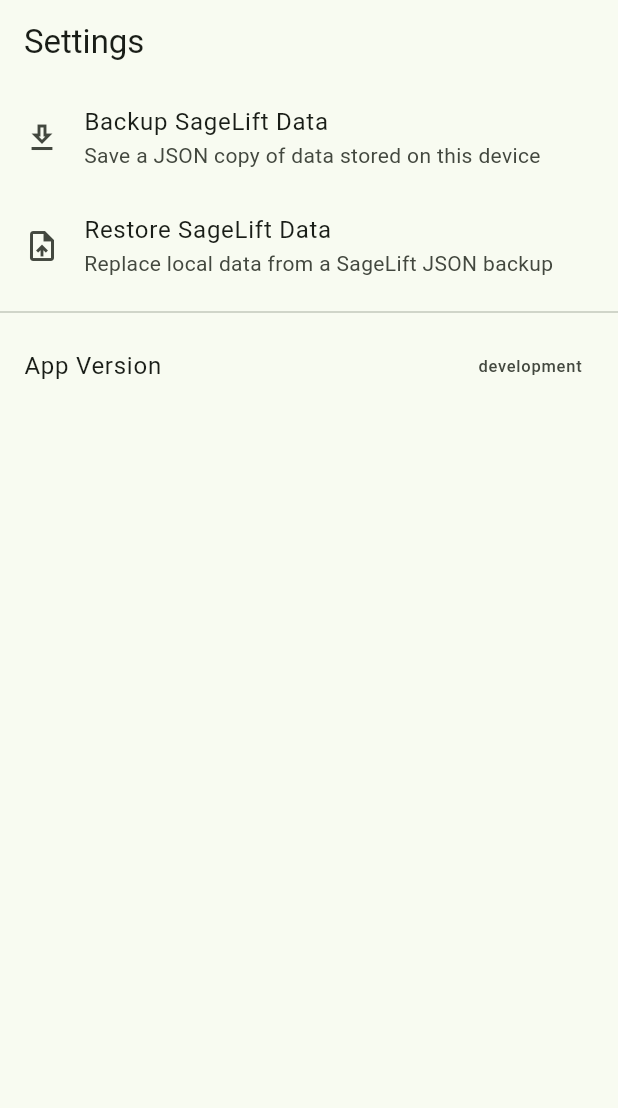
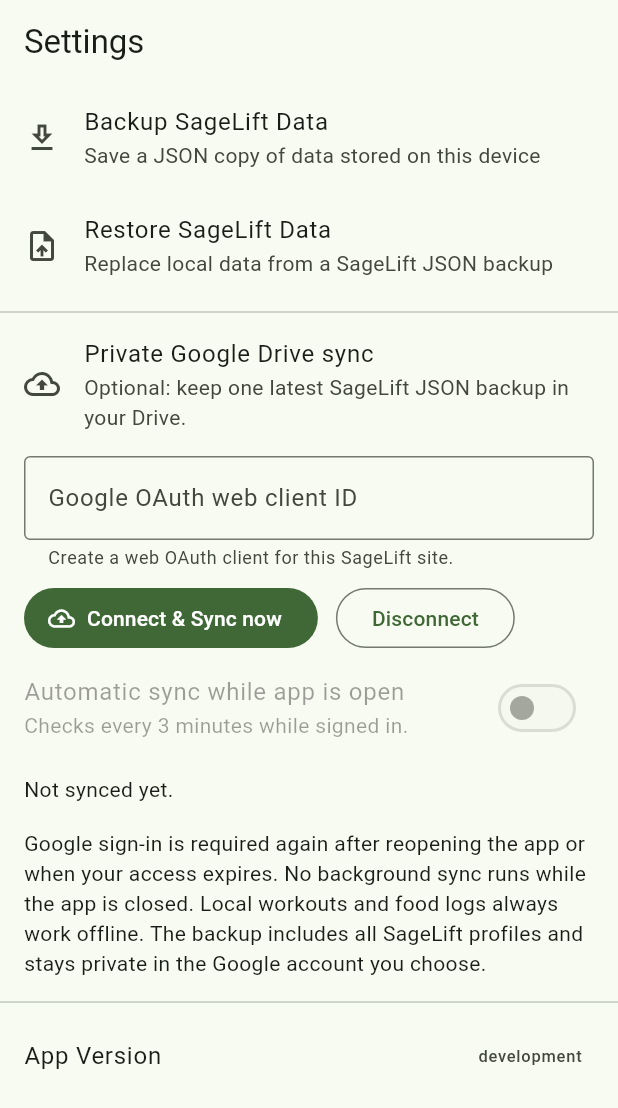
Before and after one commit to 22tranjason/SageLift, a Flutter app: the SettingsScreen screen opened by its route, on a phone screen of 412 x 824 dp. Shown: the top 1108 px of the screen. Run offline on Flutter 3.47's test engine with Material 3 defaults, Android fonts, the phone set to English and light mode, and no system bars; our stand-ins replace flutter_riverpod, go_router, hive_flutter; missing offline and left inert: dart:html, dart:js, dart:js_util; accounts and stored records are empty.

Commit message:
feat(drive): add opt-in sync controls and status to Settings

```diff
--- a/lib/features/settings/presentation/screens/settings_screen.dart
+++ b/lib/features/settings/presentation/screens/settings_screen.dart
@@ -2,16 +2,64 @@
 import 'package:flutter_riverpod/flutter_riverpod.dart';
 
 import '../../../../core/platform/deployment_version_source.dart';
+import '../../data/services/google_drive_sync_service.dart';
 import '../providers/backup_restore_controller.dart';
 import '../providers/deployment_update_controller.dart';
 
-/// Offers offline backup, restore, and app build information.
-class SettingsScreen extends ConsumerWidget {
+/// Offline backups plus optional private Google Drive sync.
+class SettingsScreen extends ConsumerStatefulWidget {
   /// Creates the Settings screen.
   const SettingsScreen({super.key});
 
   @override
-  Widget build(BuildContext context, WidgetRef ref) {
+  ConsumerState<SettingsScreen> createState() => _SettingsScreenState();
+}
+
+class _SettingsScreenState extends ConsumerState<SettingsScreen> {
+  final TextEditingController _clientId = TextEditingController();
+  bool _driveLoading = true;
+  bool _driveBusy = false;
+  bool _driveAutoSync = false;
+  DateTime? _lastSyncedAt;
+  String? _driveMessage;
+
+  @override
+  void initState() {
+    super.initState();
+    _loadDriveSettings();
+  }
+
+  @override
+  void dispose() {
+    _clientId.dispose();
+    super.dispose();
+  }
+
+  Future<void> _loadDriveSettings() async {
+    try {
+      final GoogleDriveSyncService service =
+          ref.read(googleDriveSyncServiceProvider);
+      final String? id = await service.clientId;
+      final bool enabled = await service.autoSyncEnabled;
+      final DateTime? last = await service.lastSyncedAt;
+      if (!mounted) return;
+      setState(() {
+        _clientId.text = id ?? '';
+        _driveAutoSync = enabled;
+        _lastSyncedAt = last;
+        _driveLoading = false;
+      });
+    } catch (_) {
+      if (!mounted) return;
+      setState(() {
+        _driveLoading = false;
+        _driveMessage = 'Could not read local Drive sync settings.';
+      });
+    }
+  }
+
+  @override
+  Widget build(BuildContext context) {
     final String buildId = ref.watch(
       deploymentVersionSourceProvider.select(
         (DeploymentVersionSource source) => source.currentBuildId,
@@ -26,14 +74,83 @@
             subtitle:
                 const Text('Save a JSON copy of data stored on this device'),
             leading: const Icon(Icons.download_outlined),
-            onTap: () => _backup(context, ref),
+            onTap: () => _backup(context),
           ),
           ListTile(
             title: const Text('Restore SageLift Data'),
             subtitle:
                 const Text('Replace local data from a SageLift JSON backup'),
             leading: const Icon(Icons.upload_file_outlined),
-            onTap: () => _restore(context, ref),
+            onTap: () => _restore(context),
+          ),
+          const Divider(),
+          const ListTile(
+            leading: Icon(Icons.cloud_upload_outlined),
+            title: Text('Private Google Drive sync'),
+            subtitle: Text(
+              'Optional: keep one latest SageLift JSON backup in your Drive.',
+            ),
+          ),
+          Padding(
+            padding: const EdgeInsets.symmetric(horizontal: 16, vertical: 8),
+            child: TextField(
+              controller: _clientId,
+              enabled: !_driveLoading && !_driveBusy,
+              autocorrect: false,
+              enableSuggestions: false,
+              decoration: const InputDecoration(
+                labelText: 'Google OAuth web client ID',
+                hintText: '123456-abc.apps.googleusercontent.com',
+                border: OutlineInputBorder(),
+                helperText: 'Create a web OAuth client for this SageLift site.',
+              ),
+            ),
+          ),
+          Padding(
+            padding: const EdgeInsets.symmetric(horizontal: 16),
+            child: Wrap(
+              spacing: 12,
+              runSpacing: 8,
+              children: <Widget>[
+                FilledButton.icon(
+                  onPressed:
+                      _driveBusy || _driveLoading ? null : _connectAndSync,
+                  icon: const Icon(Icons.cloud_upload_outlined),
+                  label: Text(_driveBusy ? 'Syncing…' : 'Connect & Sync now'),
+                ),
+                OutlinedButton(
+                  onPressed: _driveBusy || _driveLoading ? null : _disconnectDrive,
+                  child: const Text('Disconnect'),
+                ),
+              ],
+            ),
+          ),
+          SwitchListTile(
+            title: const Text('Automatic sync while app is open'),
+            subtitle: const Text('Checks every 3 minutes while signed in.'),
+            value: _driveAutoSync,
+            onChanged: _driveLoading || _driveBusy || _clientId.text.isEmpty
+                ? null
+                : _toggleAutoSync,
+          ),
+          Padding(
+            padding: const EdgeInsets.symmetric(horizontal: 16, vertical: 8),
+            child: Text(
+              _driveMessage ??
+                  (_lastSyncedAt == null
+                      ? 'Not synced yet.'
+                      : 'Last uploaded: ${_lastSyncedAt!.toLocal().toString().split('.').first}'),
+            ),
+          ),
+          const Padding(
+            padding: EdgeInsets.symmetric(horizontal: 16, vertical: 8),
+            child: Text(
+              'Google sign-in is required again after reopening the app or '
+              'when your access expires. No background sync runs while the '
+              'app is closed. Local workouts and food logs always work offline. '
+              'The backup includes all SageLift profiles and stays private '
+              'in the Google account you choose.',
+            ),
           ),
           const Divider(),
           ListTile(
@@ -45,7 +162,66 @@
     );
   }
 
-  Future<void> _backup(BuildContext context, WidgetRef ref) async {
+  Future<void> _connectAndSync() async {
+    // Call authorization directly from this tap so popup blockers allow it.
+    setState(() {
+      _driveBusy = true;
+      _driveMessage = null;
+    });
+    try {
+      final GoogleDriveSyncService service =
+          ref.read(googleDriveSyncServiceProvider);
+      final bool uploaded =
+          await service.connectAndSync(_clientId.text);
+      final DateTime? last = await service.lastSyncedAt;
+      if (!mounted) return;
+      setState(() {
+        _lastSyncedAt = last;
+        _driveAutoSync = true;
+        _driveMessage = uploaded
+            ? 'Backup uploaded privately to your Google Drive.'
+            : 'Your SageLift records are already up to date.';
+      });
+    } catch (error) {
+      if (!mounted) return;
+      setState(() {
+        _driveMessage = error.toString();
+      });
+    } finally {
+      if (mounted) setState(() => _driveBusy = false);
+    }
+  }
+
+  Future<void> _toggleAutoSync(bool enabled) async {
+    try {
+      await ref
+          .read(googleDriveSyncServiceProvider)
+          .setAutoSyncEnabled(enabled);
+      if (!mounted) return;
+      setState(() => _driveAutoSync = enabled);
+    } catch (_) {
+      if (!mounted) return;
+      setState(() => _driveMessage = 'Could not update sync preference.');
+    }
+  }
+
+  Future<void> _disconnectDrive() async {
+    try {
+      await ref.read(googleDriveSyncServiceProvider).disconnect();
+      if (!mounted) return;
+      setState(() {
+        _clientId.clear();
+        _lastSyncedAt = null;
+        _driveAutoSync = false;
+        _driveMessage = 'Disconnected. Your Drive backup was not deleted.';
+      });
+    } catch (_) {
+      if (!mounted) return;
+      setState(() => _driveMessage = 'Could not disconnect Drive.');
+    }
+  }
+
+  Future<void> _backup(BuildContext context) async {
     try {
       await ref.read(backupRestoreControllerProvider).backup();
       if (!context.mounted) return;
@@ -56,7 +232,7 @@
     }
   }
 
-  Future<void> _restore(BuildContext context, WidgetRef ref) async {
+  Future<void> _restore(BuildContext context) async {
     try {
       final String? contents =
           await ref.read(backupRestoreControllerProvider).selectBackup();
```
